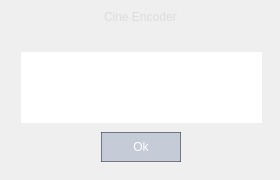
Before: the Qt Designer form app/taskcomplete.ui in CineEncoder/cine-encoder, drawn with Qt 5.
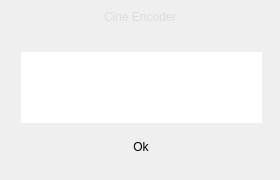
After: the same form once the commit is applied. Icons and pictures are not drawn.

The edit to the form file:
```diff
--- a/app/taskcomplete.ui
+++ b/app/taskcomplete.ui
@@ -319,30 +319,15 @@
               <height>30</height>
              </size>
             </property>
-            <property name="font">
-             <font>
-              <pointsize>9</pointsize>
-             </font>
-            </property>
-            <property name="styleSheet">
-             <string notr="true">QPushButton {
-	color: rgb(255, 255, 255);
-	border: 1px solid rgba(52, 59, 72, 150);
-	border-radius: 0px;	
-	background-color: rgba(25, 59, 120, 50);
-}
-QPushButton:hover {
-	background-color: rgb(57, 65, 80);
-	border: 1px solid rgb(61, 70, 86);
-}
-QPushButton:pressed {	
-	background-color: rgb(35, 40, 49);
-	border: 1px solid rgb(43, 50, 61);
-}</string>
-            </property>
             <property name="text">
              <string>Ok</string>
             </property>
+            <property name="autoDefault">
+             <bool>false</bool>
+            </property>
+            <property name="flat">
+             <bool>true</bool>
+            </property>
            </widget>
            <widget class="QTextBrowser" name="textBrowser_task">
             <property name="enabled">
```
Left out of the diff: 8 changed lines with no effect on the pictures.
